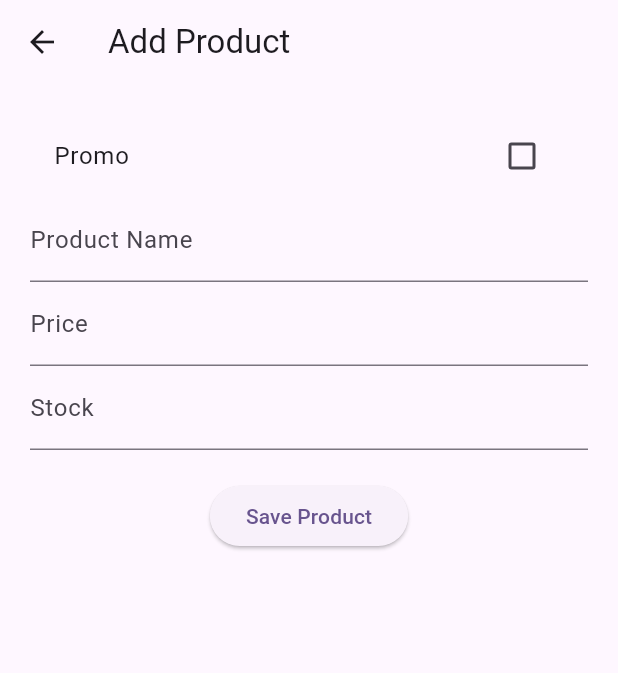
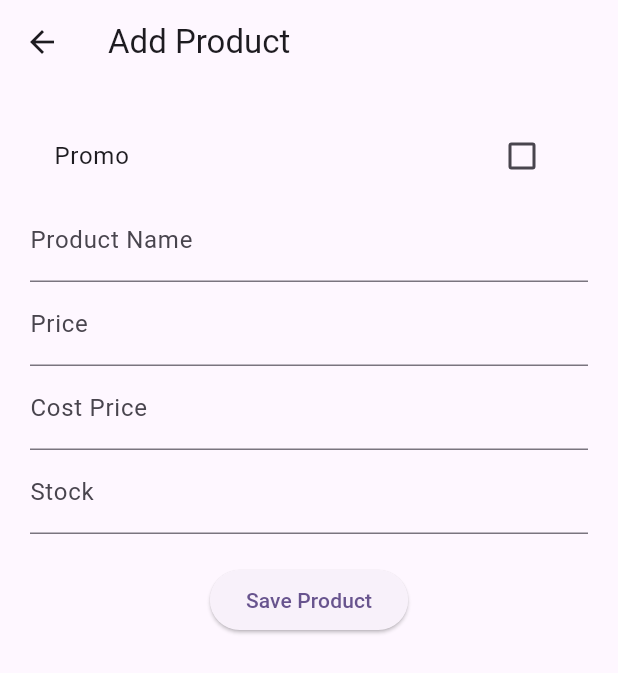
Before and after one commit to marluxdxd/cashier_new, a Flutter app: the AddProductPage screen opened directly, on a phone screen of 412 x 824 dp. Shown: the top 673 px of the screen. Run offline on Flutter 3.47's test engine with Material 3 defaults, Android fonts, the phone set to English and light mode, and no system bars; our stand-ins replace connectivity_plus, internet_connection_checker, pdf, share_plus, shared_preferences, sqflite and 1 more; missing offline and left inert: pdfx; accounts and stored records are empty.

Commit message:
start adding for cost_price & retail price

```diff
--- a/assets/product/product.json
+++ /dev/null
@@ -1,6 +0,0 @@
-[
-  {"qty": 5, "name": "Stick-O", "price": 2},
-  {"qty": 3, "name": "Rebisco", "price": 7},
-  {"qty": 1, "name": "Conditioner", "price": 15},
-  {"qty": 2, "name": "Toothpaste", "price": 25}
-]
--- a/lib/database/local_db.dart
+++ b/lib/database/local_db.dart
@@ -128,6 +128,8 @@ class LocalDatabase {
         id INTEGER PRIMARY KEY,
         name TEXT NOT NULL,
         price REAL NOT NULL,
+        cost_price REAL DEFAULT 0,
+        retail_price REAL DEFAULT price,
         stock INTEGER NOT NULL,
         is_promo INTEGER DEFAULT 0,
         other_qty INTEGER DEFAULT 0,
@@ -995,6 +997,7 @@ Future<void> printAllTransactionItems() async {
       whereArgs: [id],
     );
   }
+
   Future<void> resetLocalDatabase() async {
   final db = await database;
 
@@ -1002,10 +1005,27 @@ Future<void> printAllTransactionItems() async {
     await txn.delete('product_stock_history');
     await txn.delete('transaction_items');
     await txn.delete('transactions');
+    await txn.delete('products');
 
     // Reset AUTOINCREMENT counters
     await txn.execute("DELETE FROM sqlite_sequence");
   });
 }
+//UI
+// ElevatedButton(
+//   style: ElevatedButton.styleFrom(backgroundColor: Colors.red),
+//   onPressed: () async {
+//     // Reset LOCAL
+//     final localDb = LocalDatabase();
+// await localDb.resetLocalDatabase();
 
+//     // Reset ONLINE (Supabase)
+//     await Supabase.instance.client.rpc('reset_all_transactions');
+
+//     ScaffoldMessenger.of(context).showSnackBar(
+//       const SnackBar(content: Text("Database reset successful")),
+//     );
+//   },
+//   child: const Text("RESET ALL DATA"),
+// ),
 }
--- a/lib/services/product_service.dart
+++ b/lib/services/product_service.dart
@@ -368,6 +368,7 @@ class ProductService {
   Future<int> insertProductOffline({
     required String name,
     required double price,
+    required double costPrice,
     required int stock,
     bool isPromo = false,
     int otherQty = 0,
@@ -382,6 +383,7 @@ class ProductService {
       'id': generateUniqueId(prefix: "T").hashCode.abs(),
       'name': name,
       'price': price,
+      'cost_price': costPrice,
       'stock': stock,
       'is_promo': isPromo ? 1 : 0,
       'other_qty': otherQty,
--- a/lib/view/reports_file/sales_reports_screen.dart
+++ b/lib/view/reports_file/sales_reports_screen.dart
@@ -1,5 +1,5 @@
-import 'package:cashier/view/reports_file/payments.dart';
-import 'package:cashier/view/reports_file/sales_tab.dart';
+import 'package:cashier/view/reports_file/setdatesales.dart';
+import 'package:cashier/view/reports_file/monthlysales.dart';
 import 'package:flutter/material.dart';
 
 class SalesNavigationScreen extends StatelessWidget {
@@ -26,7 +26,7 @@ class SalesNavigationScreen extends StatelessWidget {
 
         body: const TabBarView(
           children: [
-            SalesTab(),
+            MonthlySales(),
             SetSaleDateTab(),
 
           ],
--- a/lib/view/reports_file/payments.dart
+++ b/lib/view/reports_file/setdatesales.dart
@@ -1,5 +1,6 @@
 import 'dart:convert';
 import 'dart:io';
+import 'package:cashier/pdf/view_pdf_screen2.dart';
 import 'package:cashier/utils.dart';
 import 'package:flutter/material.dart';
 import 'package:intl/intl.dart';
@@ -380,7 +381,7 @@ class _SetSaleDateTabState extends State<SetSaleDateTab> {
                                 Navigator.push(
                                   context,
                                   MaterialPageRoute(
-                                    builder: (_) => ViewPDFScreen(pdfFile: file),
+                                    builder: (_) => ViewPDFScreen2(pdfFile: file),
                                   ),
                                 );
                               },
--- a/lib/widget/addproduct.dart
+++ b/lib/widget/addproduct.dart
@@ -11,6 +11,7 @@ class AddProductPage extends StatefulWidget {
 class _AddProductPageState extends State<AddProductPage> {
   final nameController = TextEditingController();
   final priceController = TextEditingController();
+  final costPriceController = TextEditingController();
   final stockController = TextEditingController();
   final promoQtyController = TextEditingController();
 
@@ -25,6 +26,7 @@ class _AddProductPageState extends State<AddProductPage> {
   void saveProduct() async {
     final name = nameController.text.trim();
     final price = double.tryParse(priceController.text.trim()) ?? 0;
+    final costPrice = double.tryParse(costPriceController.text.trim()) ?? 0;
     final stock = int.tryParse(stockController.text.trim()) ?? 0;
     otherQty = int.tryParse(promoQtyController.text.trim()) ?? 0;
     // Check internet connectivity
@@ -64,6 +66,7 @@ class _AddProductPageState extends State<AddProductPage> {
       final localId = await productService.insertProductOffline(
         name: name,
         price: price,
+        costPrice: costPrice,
         stock: stock,
         isPromo: isPromo,
         otherQty: otherQty,
@@ -143,6 +146,11 @@ class _AddProductPageState extends State<AddProductPage> {
               keyboardType: TextInputType.number,
               decoration: const InputDecoration(labelText: "Price"),
             ),
+                 TextField(
+              controller: costPriceController,
+              keyboardType: TextInputType.number,
+              decoration: const InputDecoration(labelText: "Cost Price"),
+            ),
             TextField(
               controller: stockController,
               keyboardType: TextInputType.number,
--- a/pubspec.yaml
+++ b/pubspec.yaml
@@ -82,7 +82,6 @@ flutter:
   assets:
     - assets/icons/
     - assets/images/
-    - assets/product/
     - assets/fonts/
     - assets/fonts/NotoSans-Regular.ttf
     - assets/fonts/NotoSans-Bold.ttf
```
Also changed, not shown: lib/pdf/view_pdf_screen2.dart (added, +40 -0 lines), lib/view/reports_file/monthlysales.dart (renamed from lib/view/reports_file/sales_tab.dart, +4 -4 lines).
